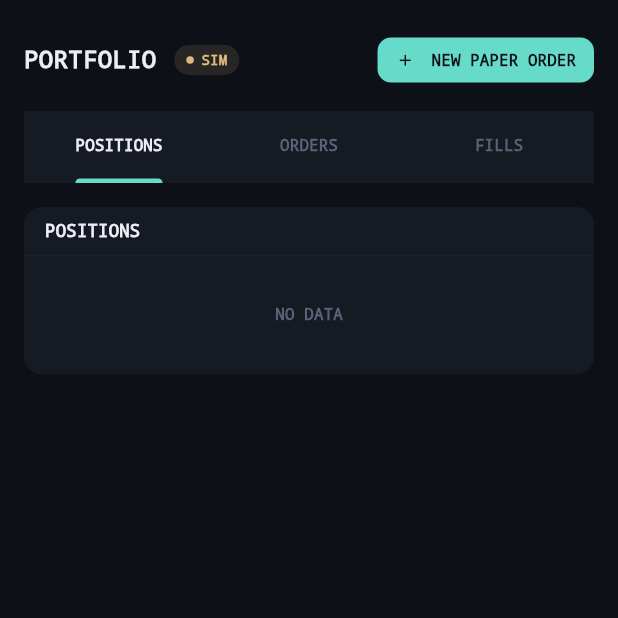
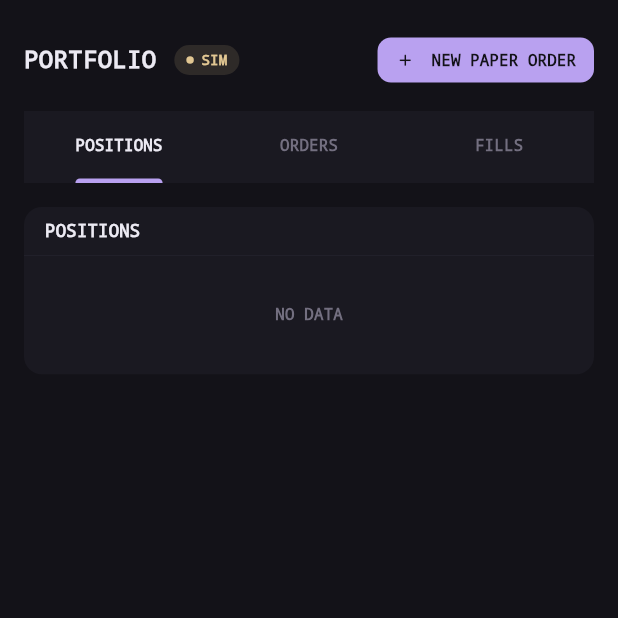
Before and after one commit to Ekonop/solana-trading-terminal, a Flutter app: the PortfolioScreen screen opened directly with empty values, on a phone screen of 412 x 824 dp, the top half of it. Run offline on Flutter 3.47's test engine with Material 3 defaults, Android fonts, the phone set to English and light mode, and no system bars; our stand-ins replace fl_chart; network calls fail.

Commit message:
UI: soft dark palette
Muted plum-charcoal surfaces (#131218 bg, #1A1921 panel, #23212C raised),
desaturated lavender accent (#B9A1F0), soft pastel semantics (sage up,
dusty-rose down, honey warn, periwinkle info). Calm at night, no glow;
direction colors unchanged. DESIGN.md updated to match.

```diff
--- a/frontend/lib/theme.dart
+++ b/frontend/lib/theme.dart
@@ -3,24 +3,26 @@ import 'package:flutter/material.dart';
 /// DESIGN.md §2 — colors. Softened revision:
 /// warmer near-blacks, gentler layering, desaturated accent, radius everywhere.
 class T {
-  static const bg = Color(0xFF0D1016); // soft warm black
-  static const bgSidebar = Color(0xFF0A0D13);
-  static const panel = Color(0xFF161A23); // raised surface
-  static const panel2 = Color(0xFF1D222E); // interactive surface
-  static const input = Color(0xFF12161F);
-  static const hairline = Color(0xFF242A3A); // barely-there stroke
-  static const hairlineStrong = Color(0xFF2E3550);
-  static const fg = Color(0xFFECEEF6);
-  static const fg2 = Color(0xFF9AA1B8);
-  static const fg3 = Color(0xFF5C6378);
-  static const fg4 = Color(0xFF2A3040);
-  static const accent = Color(0xFF66DBC9); // mint, less neon
-  static const accentStrong = Color(0xFF3CC5B0);
-  static const up = Color(0xFF3FCE9A);
-  static const down = Color(0xFFF27A6E); // softened red
-  static const warn = Color(0xFFE3B45C);
-  static const info = Color(0xFF8FB0E8);
-  static const gold = Color(0xFFDDBB7F);
+  // Soft dark: muted plum-charcoal surfaces, desaturated lavender accent,
+  // gentle pastel semantics. Calm at night, no glow.
+  static const bg = Color(0xFF131218); // deep soft plum-black
+  static const bgSidebar = Color(0xFF0F0E14);
+  static const panel = Color(0xFF1A1921); // raised surface
+  static const panel2 = Color(0xFF23212C); // interactive surface
+  static const input = Color(0xFF17161D);
+  static const hairline = Color(0xFF2B2936); // barely-there stroke
+  static const hairlineStrong = Color(0xFF3A3748);
+  static const fg = Color(0xFFECEAF3);
+  static const fg2 = Color(0xFFB3AFC0);
+  static const fg3 = Color(0xFF736F80);
+  static const fg4 = Color(0xFF3B3847);
+  static const accent = Color(0xFFB9A1F0); // soft lavender, less neon
+  static const accentStrong = Color(0xFF9C82E0);
+  static const up = Color(0xFF93D7AC); // soft sage green
+  static const down = Color(0xFFF0A9A4); // dusty rose
+  static const warn = Color(0xFFE6C98F); // soft honey
+  static const info = Color(0xFFA2B9E8); // pale periwinkle
+  static const gold = Color(0xFFE2C792);
 
   // Soft geometry
   static const radius = 12.0; // panels / big surfaces
```
Also changed, not shown: 1 other file.
